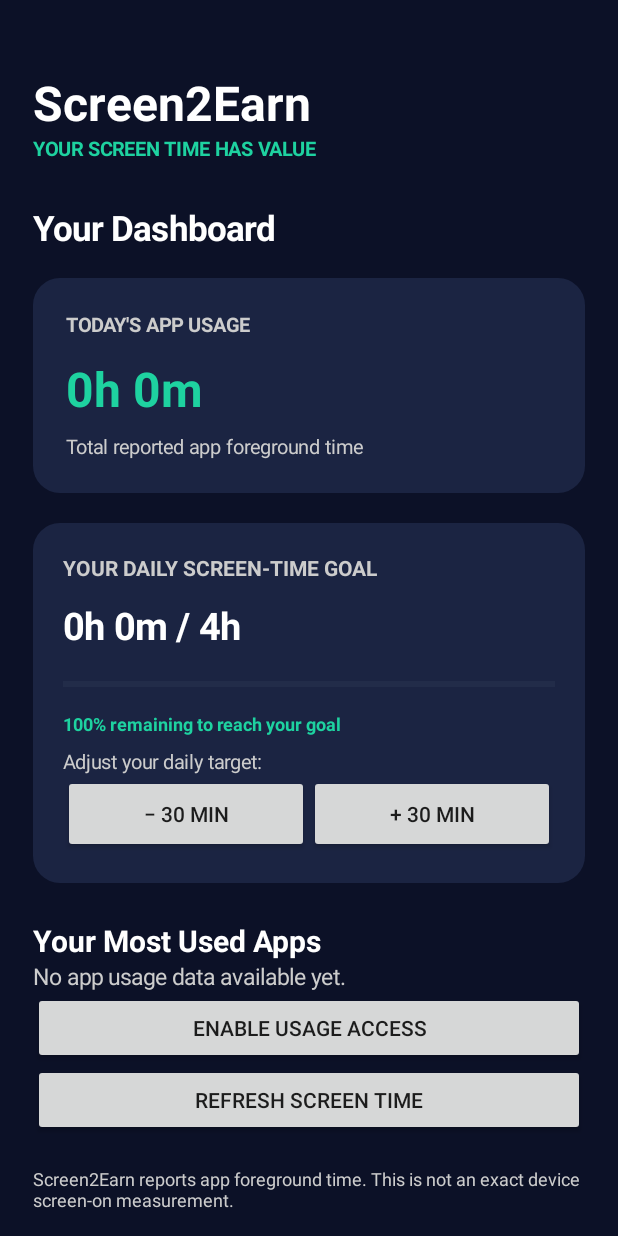
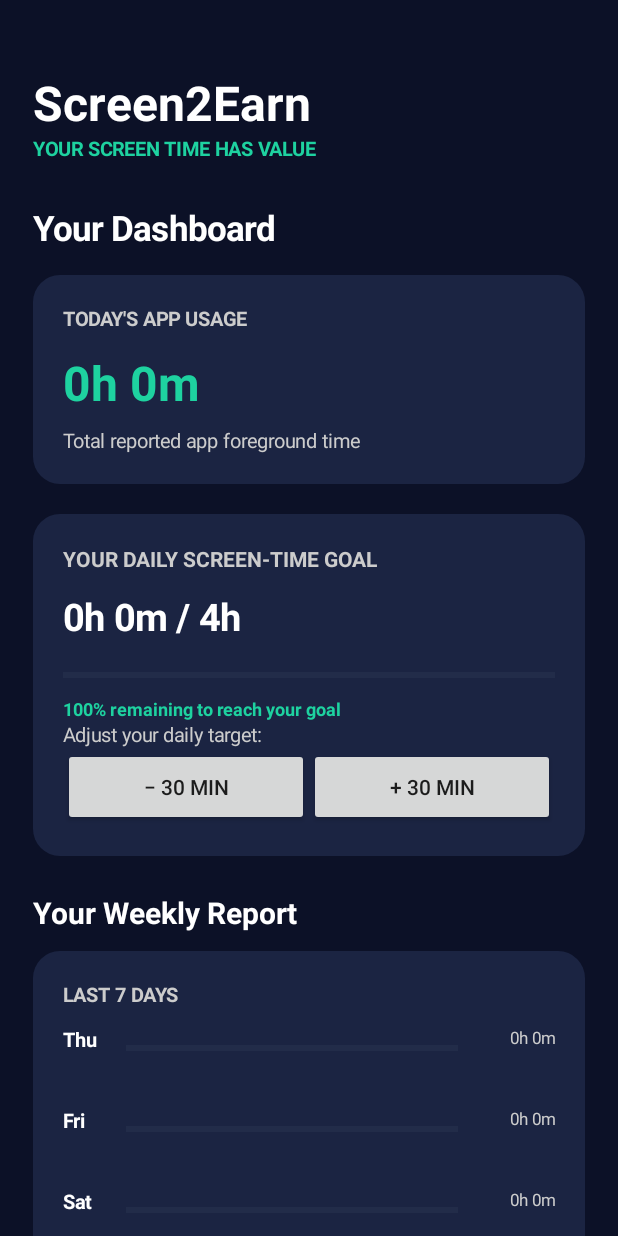
Before and after one commit to ibidamipeayanfe-rgb/Screen2Earn, an Android app: the screen it shows after launch (MainActivity), on a phone screen of 412 x 824 dp. Run offline under Robolectric (Android 15) with nearby library versions, the phone set to English and light mode, and no system bars.

Commit message:
Update MainActivity.kt

```diff
--- a/android/app/src/main/java/com/screen2earn/app/MainActivity.kt
+++ b/android/app/src/main/java/com/screen2earn/app/MainActivity.kt
@@ -7,12 +7,12 @@ import android.app.usage.UsageStats
 import android.app.usage.UsageStatsManager
 import android.content.Context
 import android.content.Intent
+import android.content.res.ColorStateList
 import android.graphics.Color
 import android.graphics.Typeface
 import android.graphics.drawable.GradientDrawable
 import android.os.Bundle
 import android.provider.Settings
-import android.content.res.ColorStateList
 import android.view.Gravity
 import android.widget.Button
 import android.widget.ImageView
@@ -20,7 +20,10 @@ import android.widget.LinearLayout
 import android.widget.ProgressBar
 import android.widget.ScrollView
 import android.widget.TextView
+import java.text.SimpleDateFormat
 import java.util.Calendar
+import java.util.Date
+import java.util.Locale
 
 class MainActivity : Activity() {
 
@@ -28,11 +31,13 @@ class MainActivity : Activity() {
     private lateinit var appsLayout: LinearLayout
     private lateinit var goalText: TextView
     private lateinit var goalProgress: ProgressBar
+    private lateinit var goalStatus: TextView
+    private lateinit var weeklyLayout: LinearLayout
 
     private val backgroundColor = Color.rgb(12, 17, 39)
     private val cardColor = Color.rgb(27, 36, 66)
     private val accentColor = Color.rgb(30, 210, 160)
-    private val goalColor = Color.rgb(100, 150, 255)
+    private val blueColor = Color.rgb(100, 150, 255)
 
     private val preferences by lazy {
         getSharedPreferences("screen2earn_settings", Context.MODE_PRIVATE)
@@ -88,8 +93,23 @@ class MainActivity : Activity() {
         else "${hours}h ${remaining}m"
     }
 
+    private fun makeCard(): LinearLayout {
+        return LinearLayout(this).apply {
+            orientation = LinearLayout.VERTICAL
+            setPadding(dp(20), dp(20), dp(20), dp(20))
+            background = rounded(cardColor)
+        }
+    }
+
+    private fun addSectionSpace(parent: LinearLayout, bottom: Int = 20) {
+        val space = TextView(this)
+        parent.addView(
+            space,
+            LinearLayout.LayoutParams(1, dp(bottom))
+        )
+    }
+
     private fun buildDashboard() {
-
         val scroll = ScrollView(this).apply {
             setBackgroundColor(backgroundColor)
             isFillViewport = true
@@ -112,16 +132,13 @@ class MainActivity : Activity() {
         header.addView(
             text("YOUR SCREEN TIME HAS VALUE", 13f, accentColor, true)
         )
+        content.addView(header)
 
-        content.addView(header)
         content.addView(text("Your Dashboard", 23f, Color.WHITE, true))
+        addSectionSpace(content, 16)
 
-        val todayCard = LinearLayout(this).apply {
-            orientation = LinearLayout.VERTICAL
-            setPadding(dp(22), dp(22), dp(22), dp(22))
-            background = rounded(cardColor)
-        }
-
+        // Today's usage
+        val todayCard = makeCard()
         todayCard.addView(
             text("TODAY'S APP USAGE", 13f, Color.LTGRAY, true)
         )
@@ -129,25 +146,14 @@ class MainActivity : Activity() {
         usageText = text("Loading usage data...", 32f, accentColor, true)
         usageText.setPadding(0, dp(12), 0, dp(8))
         todayCard.addView(usageText)
-
         todayCard.addView(
             text("Total reported app foreground time", 13f, Color.LTGRAY)
         )
+        content.addView(todayCard)
+        addSectionSpace(content, 20)
 
-        val cardParams = LinearLayout.LayoutParams(
-            LinearLayout.LayoutParams.MATCH_PARENT,
-            LinearLayout.LayoutParams.WRAP_CONTENT
-        )
-        cardParams.setMargins(0, dp(18), 0, dp(20))
-        content.addView(todayCard, cardParams)
-
-        // Daily goal card
-        val goalCard = LinearLayout(this).apply {
-            orientation = LinearLayout.VERTICAL
-            setPadding(dp(20), dp(20), dp(20), dp(20))
-            background = rounded(cardColor)
-        }
-
+        // Daily goal
+        val goalCard = makeCard()
         goalCard.addView(
             text("YOUR DAILY SCREEN-TIME GOAL", 14f, Color.LTGRAY, true)
         )
@@ -157,22 +163,22 @@ class MainActivity : Activity() {
         goalCard.addView(goalText)
 
         goalProgress = ProgressBar(
-            this,
-            null,
-            android.R.attr.progressBarStyleHorizontal
+            this, null, android.R.attr.progressBarStyleHorizontal
         ).apply {
             max = 100
-            progressTintList = ColorStateList.valueOf(goalColor)
+            progressTintList = ColorStateList.valueOf(blueColor)
             progressBackgroundTintList =
                 ColorStateList.valueOf(Color.rgb(55, 65, 95))
         }
 
         val progressParams = LinearLayout.LayoutParams(
-            LinearLayout.LayoutParams.MATCH_PARENT,
-            dp(12)
+            LinearLayout.LayoutParams.MATCH_PARENT, dp(12)
         )
         progressParams.setMargins(0, dp(8), 0, dp(8))
         goalCard.addView(goalProgress, progressParams)
+
+        goalStatus = text("", 12f, accentColor, true)
+        goalCard.addView(goalStatus)
 
         goalCard.addView(
             text("Adjust your daily target:", 13f, Color.LTGRAY)
@@ -209,24 +215,76 @@ class MainActivity : Activity() {
             increaseButton,
             LinearLayout.LayoutParams(0, dp(52), 1f)
         )
+        goalCard.addView(goalButtons)
+        content.addView(goalCard)
+        addSectionSpace(content, 24)
 
-        goalCard.addView(goalButtons)
+        // Weekly report
+        content.addView(
+            text("Your Weekly Report", 20f, Color.WHITE, true)
+        )
+        addSectionSpace(content, 12)
 
-        val goalParams = LinearLayout.LayoutParams(
-            LinearLayout.LayoutParams.MATCH_PARENT,
-            LinearLayout.LayoutParams.WRAP_CONTENT
+        val weeklyCard = makeCard()
+        weeklyCard.addView(
+            text("LAST 7 DAYS", 13f, Color.LTGRAY, true)
         )
-        goalParams.setMargins(0, 0, 0, dp(25))
-        content.addView(goalCard, goalParams)
 
+        weeklyLayout = LinearLayout(this).apply {
+            orientation = LinearLayout.VERTICAL
+        }
+        weeklyCard.addView(weeklyLayout)
+
+        content.addView(weeklyCard)
+        addSectionSpace(content, 24)
+
+        // Wallet
+        content.addView(
+            text("Your Wallet", 20f, Color.WHITE, true)
+        )
+        addSectionSpace(content, 12)
+
+        val walletCard = makeCard()
+        walletCard.addView(
+            text("AVAILABLE BALANCE", 13f, Color.LTGRAY, true)
+        )
+        walletCard.addView(
+            text("₦0.00", 32f, accentColor, true).apply {
+                setPadding(0, dp(10), 0, dp(4))
+            }
+        )
+        walletCard.addView(
+            text("Estimated rewards: ₦0.00", 15f, Color.WHITE, true)
+        )
+        walletCard.addView(
+            text(
+                "Demo wallet. Real rewards will appear after funded " +
+                    "advertising campaigns are connected.",
+                12f,
+                Color.LTGRAY
+            ).apply {
+                setPadding(0, dp(12), 0, dp(16))
+            }
+        )
+
+        val walletButton = Button(this).apply {
+            text = "EARNINGS HISTORY"
+            isEnabled = false
+        }
+        walletCard.addView(walletButton)
+
+        content.addView(walletCard)
+        addSectionSpace(content, 24)
+
+        // Most used apps
         content.addView(
             text("Your Most Used Apps", 20f, Color.WHITE, true)
         )
+        addSectionSpace(content, 12)
 
         appsLayout = LinearLayout(this).apply {
             orientation = LinearLayout.VERTICAL
         }
-
         content.addView(appsLayout)
 
         val permissionButton = Button(this).apply {
@@ -244,14 +302,16 @@ class MainActivity : Activity() {
         content.addView(permissionButton)
         content.addView(refreshButton)
 
-        val note = text(
-            "Screen2Earn reports app foreground time. " +
-                "This is not an exact device screen-on measurement.",
-            12f,
-            Color.LTGRAY
+        content.addView(
+            text(
+                "Screen2Earn reports app foreground time. " +
+                    "This is not an exact device screen-on measurement.",
+                12f,
+                Color.LTGRAY
+            ).apply {
+                setPadding(0, dp(20), 0, 0)
+            }
         )
-        note.setPadding(0, dp(20), 0, 0)
-        content.addView(note)
 
         setContentView(scroll)
         updateUsage()
@@ -291,12 +351,99 @@ class MainActivity : Activity() {
         }
     }
 
+    private fun getManager(): UsageStatsManager {
+        return getSystemService(Context.USAGE_STATS_SERVICE) as UsageStatsManager
+    }
+
+    private fun getWeeklyUsage(): List<Pair<String, Long>> {
+        val result = mutableListOf<Pair<String, Long>>()
+        val manager = getManager()
+        val dayFormat = SimpleDateFormat("EEE", Locale.getDefault())
+
+        for (daysAgo in 6 downTo 0) {
+            val start = Calendar.getInstance()
+            start.add(Calendar.DAY_OF_YEAR, -daysAgo)
+            start.set(Calendar.HOUR_OF_DAY, 0)
+            start.set(Calendar.MINUTE, 0)
+            start.set(Calendar.SECOND, 0)
+            start.set(Calendar.MILLISECOND, 0)
+
+            val end = start.clone() as Calendar
+            end.add(Calendar.DAY_OF_YEAR, 1)
+
+            val stats = manager.queryUsageStats(
+                UsageStatsManager.INTERVAL_DAILY,
+                start.timeInMillis,
+                minOf(end.timeInMillis, System.currentTimeMillis())
+            )
+
+            val total = stats.sumOf { it.totalTimeInForeground }
+            result.add(Pair(dayFormat.format(start.time), total))
+        }
+
+        return result
+    }
+
+    private fun displayWeeklyReport() {
+        weeklyLayout.removeAllViews()
+
+        val days = getWeeklyUsage()
+        val maximum = days.maxOfOrNull { it.second } ?: 0L
+
+        for ((day, milliseconds) in days) {
+            val row = LinearLayout(this).apply {
+                orientation = LinearLayout.HORIZONTAL
+                gravity = Gravity.CENTER_VERTICAL
+                setPadding(0, dp(12), 0, dp(12))
+            }
+
+            row.addView(
+                text(day, 13f, Color.WHITE, true),
+                LinearLayout.LayoutParams(dp(42), dp(30))
+            )
+
+            val bar = ProgressBar(
+                this, null, android.R.attr.progressBarStyleHorizontal
+            ).apply {
+                max = 100
+                progress = if (maximum > 0) {
+                    ((milliseconds * 100) / maximum).toInt()
+                } else {
+                    0
+                }
+                progressTintList = ColorStateList.valueOf(accentColor)
+                progressBackgroundTintList =
+                    ColorStateList.valueOf(Color.rgb(55, 65, 95))
+            }
+
+            row.addView(
+                bar,
+                LinearLayout.LayoutParams(0, dp(9), 1f)
+            )
+
+            val timeLabel = text(
+                formatTime(milliseconds),
+                11f,
+                Color.LTGRAY
+            )
+            timeLabel.gravity = Gravity.END
+
+            row.addView(
+                timeLabel,
+                LinearLayout.LayoutParams(dp(65), dp(30))
+            )
+
+            weeklyLayout.addView(row)
+        }
+    }
+
     private fun updateUsage() {
-
         if (!hasUsagePermission()) {
             usageText.text = "Permission needed"
             goalText.text = "Enable Usage Access"
             goalProgress.progress = 0
+            goalStatus.text = "Usage permission is required"
+            weeklyLayout.removeAllViews()
             appsLayout.removeAllViews()
             appsLayout.addView(
                 text(
@@ -314,10 +461,7 @@ class MainActivity : Activity() {
         calendar.set(Calendar.SECOND, 0)
         calendar.set(Calendar.MILLISECOND, 0)
 
-        val manager =
-            getSystemService(Context.USAGE_STATS_SERVICE) as UsageStatsManager
-
-        val stats: List<UsageStats> = manager.queryUsageStats(
+        val stats: List<UsageStats> = getManager().queryUsageStats(
             UsageStatsManager.INTERVAL_DAILY,
             calendar.timeInMillis,
             System.currentTimeMillis()
@@ -335,18 +479,19 @@ class MainActivity : Activity() {
 
         goalText.text =
             "${formatTime(total)} / ${formatGoal(dailyGoalMinutes)}"
-
         goalProgress.progress = goalPercent.coerceIn(0, 100)
 
-        val goalMessage = if (total >= goalMilliseconds) {
+        goalStatus.text = if (total >= goalMilliseconds) {
             "Daily goal reached!"
         } else {
             "${100 - goalPercent}% remaining to reach your goal"
         }
 
-        val goalStatus = text(goalMessage, 12f, accentColor, true)
-        goalCardStatus(goalStatus)
+        displayWeeklyReport()
+        displayApps(stats, total)
+    }
 
+    private fun displayApps(stats: List<UsageStats>, total: Long) {
         appsLayout.removeAllViews()
 
         val topApps = stats
@@ -362,7 +507,6 @@ class MainActivity : Activity() {
         }
 
         for ((index, app) in topApps.withIndex()) {
-
             val appCard = LinearLayout(this).apply {
                 orientation = LinearLayout.VERTICAL
                 setPadding(dp(16), dp(15), dp(16), dp(15))
@@ -400,11 +544,9 @@ class MainActivity : Activity() {
                     true
                 )
             )
-
             nameColumn.addView(
                 text(app.packageName, 10f, Color.LTGRAY)
             )
-
             topRow.addView(nameColumn)
 
             topRow.addView(
@@ -418,8 +560,7 @@ class MainActivity : Activity() {
 
             appCard.addView(topRow)
 
-            // App usage progress bar compared with total reported usage
-            val appPercent = if (total > 0) {
+            val percent = if (total > 0) {
                 ((app.totalTimeInForeground * 100) / total)
                     .toInt().coerceIn(0, 100)
             } else {
@@ -427,26 +568,23 @@ class MainActivity : Activity() {
             }
 
             val bar = ProgressBar(
-                this,
-                null,
-                android.R.attr.progressBarStyleHorizontal
+                this, null, android.R.attr.progressBarStyleHorizontal
             ).apply {
                 max = 100
-                progress = appPercent
+                progress = percent
                 progressTintList = ColorStateList.valueOf(accentColor)
                 progressBackgroundTintList =
                     ColorStateList.valueOf(Color.rgb(55, 65, 95))
             }
 
             val barParams = LinearLayout.LayoutParams(
-                LinearLayout.LayoutParams.MATCH_PARENT,
-                dp(7)
+                LinearLayout.LayoutParams.MATCH_PARENT, dp(7)
             )
             barParams.setMargins(0, dp(13), 0, dp(5))
             appCard.addView(bar, barParams)
 
             appCard.addView(
-                text("$appPercent% of reported app usage", 11f, Color.LTGRAY)
+                text("$percent% of reported app usage", 11f, Color.LTGRAY)
             )
 
             val params = LinearLayout.LayoutParams(
@@ -454,25 +592,7 @@ class MainActivity : Activity() {
                 LinearLayout.LayoutParams.WRAP_CONTENT
             )
             params.setMargins(0, dp(10), 0, 0)
-
             appsLayout.addView(appCard, params)
         }
     }
-
-    private fun goalCardStatus(status: TextView) {
-        val parent = goalProgress.parent as? LinearLayout ?: return
-
-        val oldStatus = parent.findViewWithTag<TextView>("goal_status")
-        if (oldStatus != null) {
-            parent.removeView(oldStatus)
-        }
-
-        status.tag = "goal_status"
-        val params = LinearLayout.LayoutParams(
-            LinearLayout.LayoutParams.WRAP_CONTENT,
-            LinearLayout.LayoutParams.WRAP_CONTENT
-        )
-        params.setMargins(0, dp(4), 0, dp(8))
-        parent.addView(status, parent.indexOfChild(goalProgress) + 1, params)
-    }
 }
```
